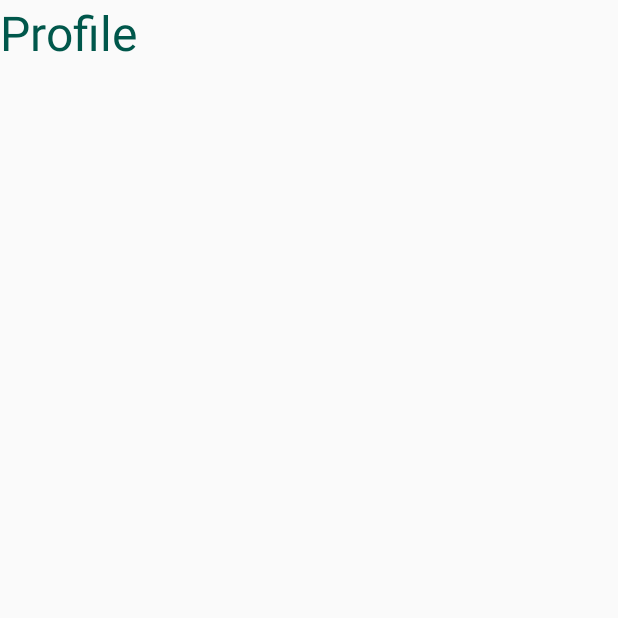
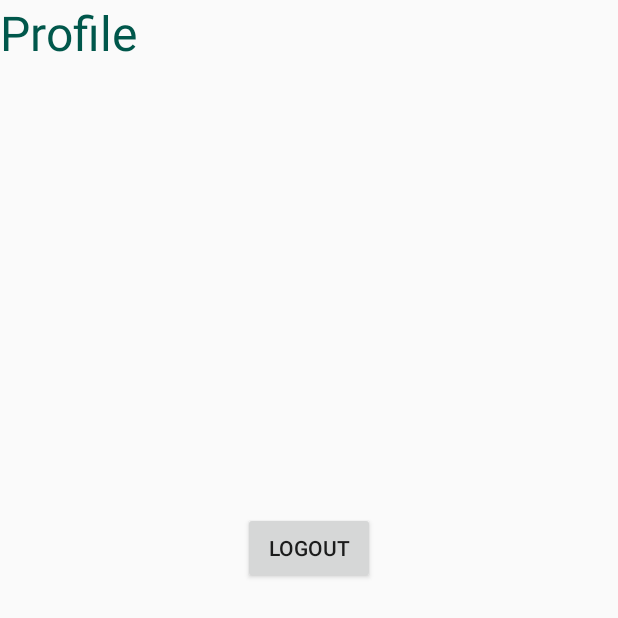
Before and after one commit to awestlund/GymGuide506, an Android app: the fragment ProfileActivity shown on its own in the app's theme, on a phone screen of 412 x 824 dp, the top half of it. Run offline under Robolectric (Android 15) with nearby library versions, the phone set to English and light mode, and no system bars; our stand-ins replace Firebase (no records; nobody signed in at launch, a user with empty details on screens opened directly).

Commit message:
adding logout

```diff
--- a/app/src/main/java/com/example/gymguide/ProfileActivity.java
+++ b/app/src/main/java/com/example/gymguide/ProfileActivity.java
@@ -1,13 +1,25 @@
 package com.example.gymguide;
+import android.content.Intent;
 import android.os.Bundle;
 import android.support.v4.app.Fragment;
 import android.view.LayoutInflater;
 import android.view.View;
 import android.view.ViewGroup;
+import android.widget.Button;
+import android.widget.TextView;
 
 import com.example.gymguide.R;
+import com.google.firebase.auth.FirebaseAuth;
+import com.google.firebase.firestore.FirebaseFirestore;
+
+import java.text.SimpleDateFormat;
+import java.util.Date;
 
 public class ProfileActivity extends Fragment{
+
+    Button logout;
+    FirebaseFirestore db;
+    FirebaseAuth auth;
 
     public ProfileActivity() {
         // Required empty public constructor
@@ -21,7 +33,28 @@ public class ProfileActivity extends Fragment{
     @Override
     public View onCreateView(LayoutInflater inflater, ViewGroup container,
                              Bundle savedInstanceState) {
+
+
         // Inflate the layout for this fragment
-        return inflater.inflate(R.layout.fragment_profile, container, false);
+        View rootView = inflater.inflate(R.layout.fragment_profile, container, false);
+
+        db = FirebaseFirestore.getInstance();
+        auth = FirebaseAuth.getInstance();
+
+        logout =(Button)rootView.findViewById(R.id.btnLogout);
+
+        logout.setOnClickListener(new View.OnClickListener() {
+
+            @Override
+            public void onClick(View v) {
+                auth.signOut();
+                ProfileActivity.this.getActivity().finish();
+                startActivity((new Intent(ProfileActivity.this.getActivity(), LoginActivity.class)));
+            }
+        });
+
+        return rootView;
+
+
     }
 }
--- a/app/src/main/res/layout/fragment_profile.xml
+++ b/app/src/main/res/layout/fragment_profile.xml
@@ -1,7 +1,8 @@
 <?xml version="1.0" encoding="utf-8"?>
-<RelativeLayout
-    xmlns:android="http://schemas.android.com/apk/res/android"
+<android.support.constraint.ConstraintLayout xmlns:android="http://schemas.android.com/apk/res/android"
+    xmlns:app="http://schemas.android.com/apk/res-auto"
     xmlns:tools="http://schemas.android.com/tools"
+    android:id="@+id/relativeLayout"
     android:layout_width="match_parent"
     android:layout_height="match_parent"
     tools:context="com.example.gymguide.HomeActivity">
@@ -11,8 +12,21 @@
         android:layout_width="match_parent"
         android:layout_height="match_parent"
         android:text="Profile"
+        android:textColor="@color/colorPrimaryDark"
         android:textSize="32dp"
-        android:textColor="@color/colorPrimaryDark"
-        />
+        app:layout_constraintStart_toStartOf="parent"
+        app:layout_constraintTop_toTopOf="parent" />
 
-</RelativeLayout>
+    <Button
+        android:id="@+id/btnLogout"
+        android:layout_width="wrap_content"
+        android:layout_height="wrap_content"
+        android:layout_marginStart="161dp"
+        android:layout_marginTop="341dp"
+        android:layout_marginEnd="162dp"
+        android:text="Logout"
+        app:layout_constraintEnd_toEndOf="parent"
+        app:layout_constraintStart_toStartOf="parent"
+        app:layout_constraintTop_toTopOf="parent" />
+
+</android.support.constraint.ConstraintLayout>
```
